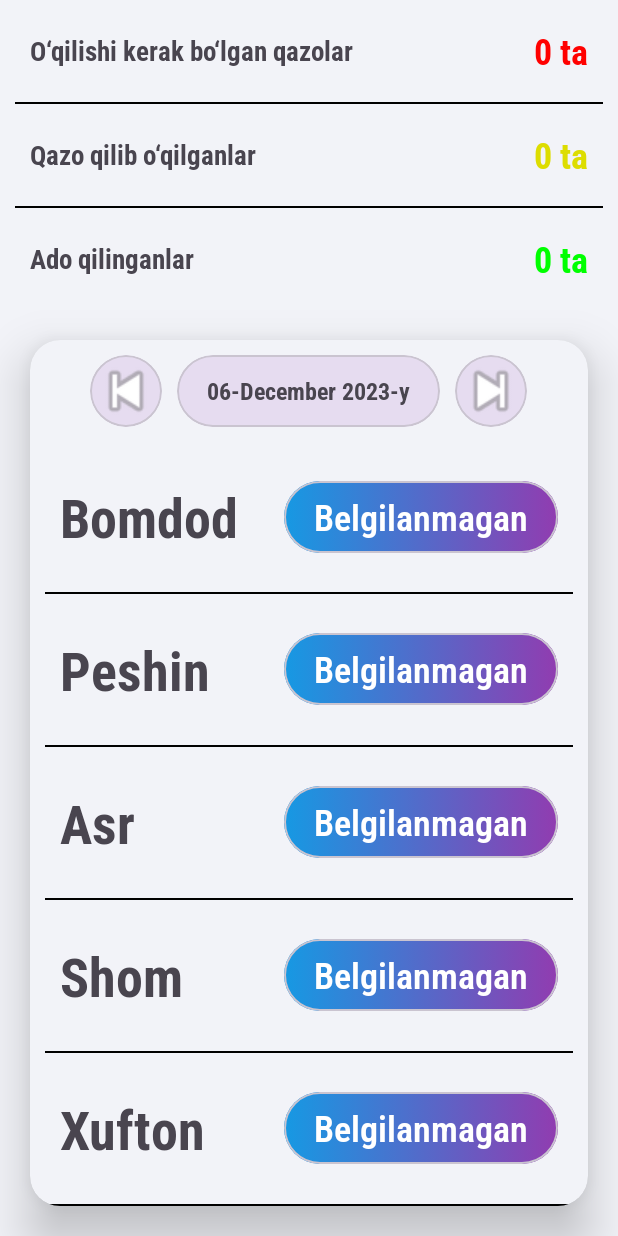
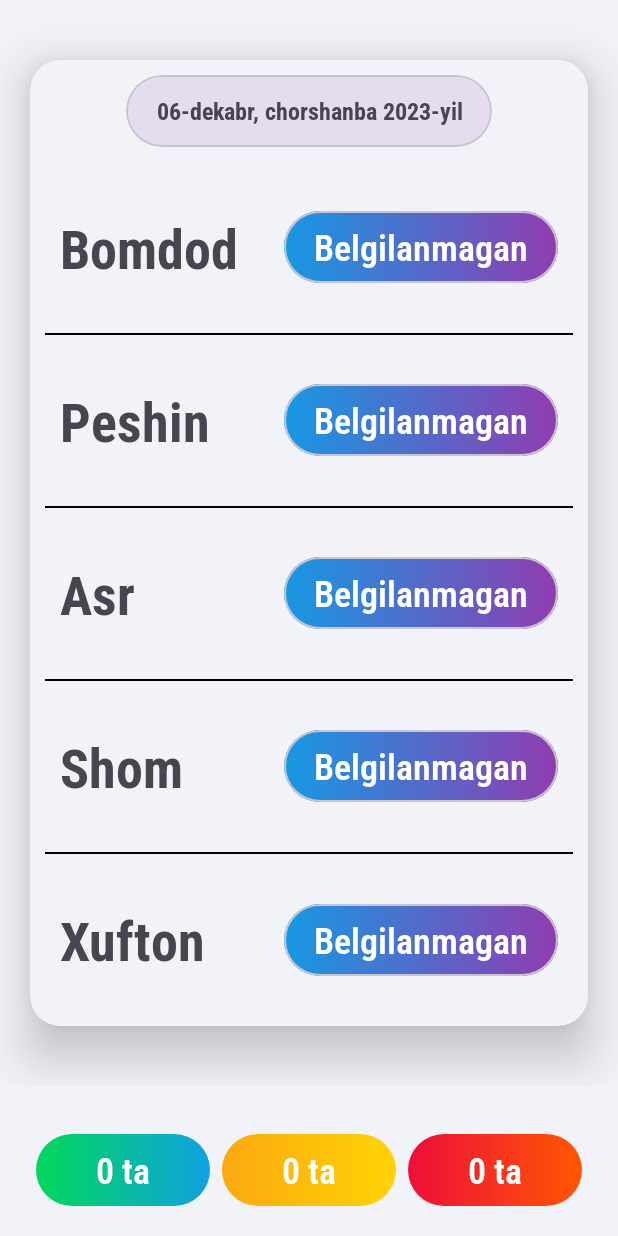
Before and after one commit to ShahzodAbdinazarov/QazoCounter, an Android app: the screen it shows after launch (MainActivity), on a phone screen of 412 x 824 dp. Run offline under Robolectric (Android 15) with nearby library versions, the phone set to English and light mode, and no system bars; our stand-ins replace paging.

Commit message:
Convert to new UI  - Day list changed to swipe up  - QAZO, PRAY va ADO counts moved to bottom

```diff
--- a/app/src/main/java/org/hamroh/qazo/infra/utils/Extensions.kt
+++ b/app/src/main/java/org/hamroh/qazo/infra/utils/Extensions.kt
@@ -3,6 +3,7 @@ package org.hamroh.qazo.infra.utils
 import android.annotation.SuppressLint
 import java.text.SimpleDateFormat
 import java.util.Calendar
+import java.util.Locale
 
 
 fun getList(page: Int): ArrayList<String> {
@@ -26,5 +27,5 @@ fun getToday(): Long {
 fun Long.getDate(dateFormat: String?): String? {
     val calendar: Calendar = Calendar.getInstance()
     calendar.timeInMillis = this
-    return SimpleDateFormat(dateFormat).format(calendar.time)
+    return SimpleDateFormat(dateFormat, Locale.forLanguageTag("uz")).format(calendar.time)
 }
--- a/app/src/main/java/org/hamroh/qazo/ui/main/DayPagingAdapter.kt
+++ b/app/src/main/java/org/hamroh/qazo/ui/main/DayPagingAdapter.kt
@@ -47,7 +47,7 @@ class DayPagingAdapter(private val activity: Activity) : PagingDataAdapter<Strin
         fun bind(data: String, activity: Activity) {
 
             prayTime = data
-            binding.tvDate.text = prayTime.toLong().getDate("dd-MMMM yyyy") + "-y"
+            binding.tvDate.text = prayTime.toLong().getDate("dd-MMMM, EEEE yyyy") + "-yil"
             setUp(prayTime, activity)
 
         }
--- a/app/src/main/java/org/hamroh/qazo/ui/main/MainFragment.kt
+++ b/app/src/main/java/org/hamroh/qazo/ui/main/MainFragment.kt
@@ -60,7 +60,7 @@ class MainFragment : Fragment() {
         viewModel.getList().observe(viewLifecycleOwner) { dayAdapter.submitData(lifecycle, it) }
 
         binding.rvDay.apply {
-            layoutManager = StaggeredGridLayoutManager(1, StaggeredGridLayoutManager.HORIZONTAL).apply { reverseLayout = true }
+            layoutManager = StaggeredGridLayoutManager(1, StaggeredGridLayoutManager.VERTICAL)//.apply { reverseLayout = true }
             adapter = dayAdapter
         }
 
--- a/app/src/main/res/layout/fragment_main.xml
+++ b/app/src/main/res/layout/fragment_main.xml
@@ -1,5 +1,6 @@
 <?xml version="1.0" encoding="utf-8"?>
-<LinearLayout xmlns:android="http://schemas.android.com/apk/res/android"
+<FrameLayout xmlns:android="http://schemas.android.com/apk/res/android"
+    xmlns:app="http://schemas.android.com/apk/res-auto"
     xmlns:tools="http://schemas.android.com/tools"
     android:layout_width="match_parent"
     android:layout_height="match_parent"
@@ -8,102 +9,110 @@
     tools:context=".ui.main.MainFragment"
     tools:ignore="NestedWeights">
 
+    <androidx.recyclerview.widget.RecyclerView
+        android:id="@+id/rv_day"
+        android:layout_width="match_parent"
+        android:layout_height="match_parent" />
+
     <LinearLayout
         android:layout_width="match_parent"
-        android:layout_height="0dp"
+        android:layout_height="wrap_content"
+        android:layout_gravity="bottom"
+        android:layout_margin="20dp">
+
+        <com.google.android.material.card.MaterialCardView
+            android:layout_width="0dp"
+            android:layout_height="48dp"
+            android:layout_marginHorizontal="4dp"
             android:layout_weight="1"
-        android:gravity="center">
+            app:cardCornerRadius="24dp"
+            app:cardElevation="0dp"
+            app:strokeWidth="0dp">
+
+            <LinearLayout
+                android:layout_width="match_parent"
+                android:layout_height="match_parent"
+                android:background="@drawable/gr_ado">
 
                 <TextView
-            android:layout_width="0dp"
-            android:layout_height="wrap_content"
-            android:layout_weight="1"
-            android:fontFamily="@font/roboto_bold"
+                    android:id="@+id/tv_ado"
+                    android:layout_width="match_parent"
+                    android:layout_height="match_parent"
+                    android:background="?selectableItemBackground"
+                    android:clickable="true"
+                    android:focusable="true"
+                    android:fontFamily="@font/roboto_semi_bold"
+                    android:gravity="center"
                     android:paddingHorizontal="20dp"
-            android:text="@string/count_qazo"
-            android:textSize="18sp" />
-
-        <TextView
-            android:id="@+id/tv_qazo"
-            android:layout_width="wrap_content"
-            android:layout_height="wrap_content"
-            android:fontFamily="@font/roboto_bold"
-            android:paddingHorizontal="20dp"
-            android:textColor="@color/qazo"
+                    android:textColor="@color/white"
                     android:textSize="24sp" />
 
             </LinearLayout>
 
-    <TextView
-        android:layout_width="match_parent"
-        android:layout_height="1dp"
-        android:layout_marginHorizontal="10dp"
-        android:background="@color/reverse" />
+        </com.google.android.material.card.MaterialCardView>
 
+        <com.google.android.material.card.MaterialCardView
+            android:layout_width="0dp"
+            android:layout_height="48dp"
+            android:layout_marginHorizontal="4dp"
+            android:layout_weight="1"
+            app:cardCornerRadius="24dp"
+            app:cardElevation="0dp"
+            app:strokeWidth="0dp">
 
             <LinearLayout
                 android:layout_width="match_parent"
-        android:layout_height="0dp"
-        android:layout_weight="1"
-        android:gravity="center">
-
-        <TextView
-            android:layout_width="0dp"
-            android:layout_height="wrap_content"
-            android:layout_weight="1"
-            android:fontFamily="@font/roboto_bold"
-            android:paddingHorizontal="20dp"
-            android:text="@string/count_pray"
-            android:textSize="18sp" />
+                android:layout_height="match_parent"
+                android:background="@drawable/gr_pray">
 
                 <TextView
                     android:id="@+id/tv_pray"
-            android:layout_width="wrap_content"
-            android:layout_height="wrap_content"
-            android:fontFamily="@font/roboto_bold"
+                    android:layout_width="match_parent"
+                    android:layout_height="match_parent"
+                    android:background="?selectableItemBackground"
+                    android:clickable="true"
+                    android:focusable="true"
+                    android:fontFamily="@font/roboto_semi_bold"
+                    android:gravity="center"
                     android:paddingHorizontal="20dp"
-            android:textColor="@color/pray"
+                    android:textColor="@color/white"
                     android:textSize="24sp" />
 
             </LinearLayout>
 
-    <TextView
-        android:layout_width="match_parent"
-        android:layout_height="1dp"
-        android:layout_marginHorizontal="10dp"
-        android:background="@color/reverse" />
+        </com.google.android.material.card.MaterialCardView>
 
+        <com.google.android.material.card.MaterialCardView
+            android:layout_width="0dp"
+            android:layout_height="48dp"
+            android:layout_marginHorizontal="4dp"
+            android:layout_weight="1"
+            app:cardCornerRadius="24dp"
+            app:cardElevation="0dp"
+            app:strokeWidth="0dp">
 
             <LinearLayout
                 android:layout_width="match_parent"
-        android:layout_height="0dp"
-        android:layout_weight="1"
-        android:gravity="center">
+                android:layout_height="match_parent"
+                android:background="@drawable/gr_qazo">
 
                 <TextView
-            android:layout_width="0dp"
-            android:layout_height="wrap_content"
-            android:layout_weight="1"
-            android:fontFamily="@font/roboto_bold"
+                    android:id="@+id/tv_qazo"
+                    android:layout_width="match_parent"
+                    android:layout_height="match_parent"
+                    android:background="?selectableItemBackground"
+                    android:clickable="true"
+                    android:focusable="true"
+                    android:fontFamily="@font/roboto_semi_bold"
+                    android:gravity="center"
                     android:paddingHorizontal="20dp"
-            android:text="@string/count_ado"
-            android:textSize="18sp" />
-
-        <TextView
-            android:id="@+id/tv_ado"
-            android:layout_width="wrap_content"
-            android:layout_height="wrap_content"
-            android:fontFamily="@font/roboto_bold"
-            android:paddingHorizontal="20dp"
-            android:textColor="@color/ado"
+                    android:textColor="@color/white"
                     android:textSize="24sp" />
 
             </LinearLayout>
 
-    <androidx.recyclerview.widget.RecyclerView
-        android:id="@+id/rv_day"
-        android:layout_width="match_parent"
-        android:layout_height="0dp"
-        android:layout_weight="9" />
+        </com.google.android.material.card.MaterialCardView>
 
     </LinearLayout>
+
+</FrameLayout>
--- a/app/src/main/res/layout/item_day.xml
+++ b/app/src/main/res/layout/item_day.xml
@@ -5,12 +5,14 @@
     android:layout_width="match_parent"
     android:layout_height="match_parent"
     android:orientation="vertical"
+    android:paddingBottom="100dp"
     tools:ignore="NestedWeights">
 
     <com.google.android.material.card.MaterialCardView
         android:layout_width="match_parent"
         android:layout_height="match_parent"
-        android:layout_margin="20dp"
+        android:layout_marginHorizontal="20dp"
+        android:layout_marginVertical="40dp"
         app:cardBackgroundColor="@color/bg"
         app:cardCornerRadius="20dp"
         app:cardElevation="20dp"
@@ -28,22 +30,6 @@
                 android:gravity="center">
 
                 <com.google.android.material.card.MaterialCardView
-                    android:layout_width="48dp"
-                    android:layout_height="48dp"
-                    app:cardCornerRadius="24dp">
-
-                    <ImageButton
-                        android:layout_width="match_parent"
-                        android:layout_height="match_parent"
-                        android:adjustViewBounds="true"
-                        android:background="?selectableItemBackgroundBorderless"
-                        android:contentDescription="@string/app_name"
-                        android:scaleType="centerCrop"
-                        android:src="@android:drawable/ic_media_previous" />
-
-                </com.google.android.material.card.MaterialCardView>
-
-                <com.google.android.material.card.MaterialCardView
                     android:layout_width="wrap_content"
                     android:layout_height="48dp"
                     android:layout_margin="10dp"
@@ -57,22 +43,6 @@
                         android:gravity="center"
                         android:paddingHorizontal="20dp"
                         android:textSize="16sp" />
-
-                </com.google.android.material.card.MaterialCardView>
-
-                <com.google.android.material.card.MaterialCardView
-                    android:layout_width="48dp"
-                    android:layout_height="48dp"
-                    app:cardCornerRadius="24dp">
-
-                    <ImageButton
-                        android:layout_width="match_parent"
-                        android:layout_height="match_parent"
-                        android:adjustViewBounds="true"
-                        android:background="?selectableItemBackgroundBorderless"
-                        android:contentDescription="@string/app_name"
-                        android:scaleType="centerCrop"
-                        android:src="@android:drawable/ic_media_next" />
 
                 </com.google.android.material.card.MaterialCardView>
 
@@ -342,13 +312,6 @@
 
             </LinearLayout>
 
-            <TextView
-                android:layout_width="match_parent"
-                android:layout_height="1dp"
-                android:layout_marginHorizontal="10dp"
-                android:background="@color/reverse" />
-
-
         </LinearLayout>
 
     </com.google.android.material.card.MaterialCardView>
```
Lines whose indentation alone changed are shown as unchanged.
